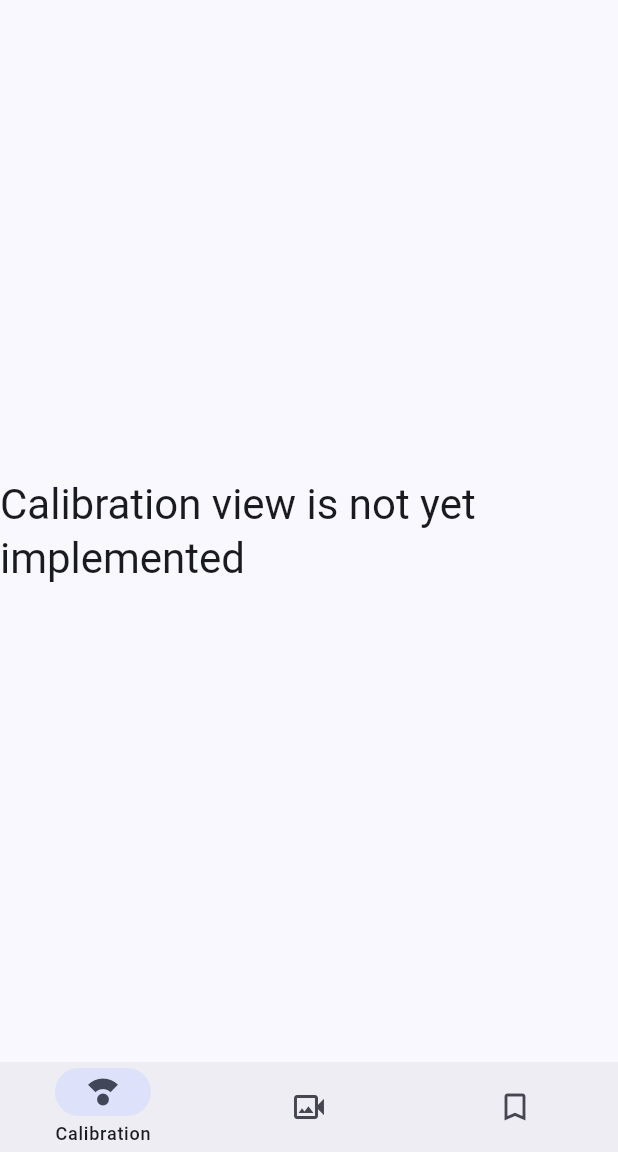
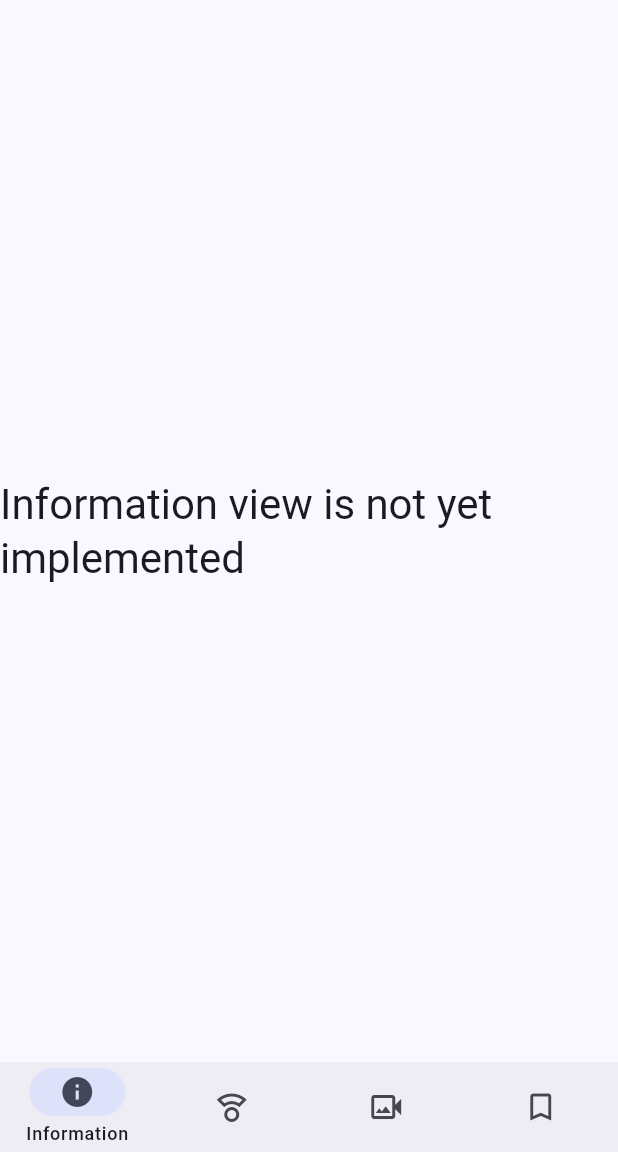
Before and after one commit to randomscience/c4k_daq_app, a Flutter app: the screen it shows after launch, on a phone screen of 412 x 824 dp, the part 84-1236 px from its top. Run offline on Flutter 3.47's test engine with Material 2 defaults, Android fonts, the phone set to English and light mode, and no system bars; our stand-ins replace camera.

Commit message:
added information view

```diff
--- /dev/null
+++ b/lib/information.dart
@@ -0,0 +1,18 @@
+import 'package:c4k_daq/main.dart';
+import 'package:flutter/material.dart';
+
+class Information extends StatefulWidget {
+  const Information({super.key});
+  @override
+  State<Information> createState() => _Information();
+}
+
+// TODO floating overlay https://pub.dev/packages/floating_overlay
+class _Information extends State<Information> {
+  @override
+  Widget build(BuildContext context) {
+    return Center(
+        child: Text("Information view is not yet implemented",
+            style: Theme.of(context).textTheme.headlineMedium));
+  }
+}
--- a/lib/main.dart
+++ b/lib/main.dart
@@ -2,6 +2,7 @@ import 'package:flutter/material.dart';
 import 'Calibration.dart';
 import 'Library.dart';
 import 'NewRecording.dart';
+import 'information.dart';
 import 'package:flutter/services.dart';
 
 void main() async {
@@ -24,8 +25,9 @@ class MyHomePageState extends State<MyHomePage> {
   int currentPageIndex = 0;
 
   StatefulWidget _getCentralWidget() {
-    if (currentPageIndex == 0) return const Calibration();
-    if (currentPageIndex == 1) return NewRecording();
+    if (currentPageIndex == 0) return const Information();
+    if (currentPageIndex == 1) return const Calibration();
+    if (currentPageIndex == 2) return NewRecording();
     return const Library();
   }
 
@@ -50,6 +52,11 @@ class MyHomePageState extends State<MyHomePage> {
             });
           },
           destinations: const <Widget>[
+            NavigationDestination(
+              selectedIcon: Icon(Icons.info),
+              icon: Icon(Icons.info_outlined),
+              label: 'Information',
+            ),
             NavigationDestination(
               selectedIcon: Icon(Icons.compass_calibration),
               icon: Icon(Icons.compass_calibration_outlined),
```
